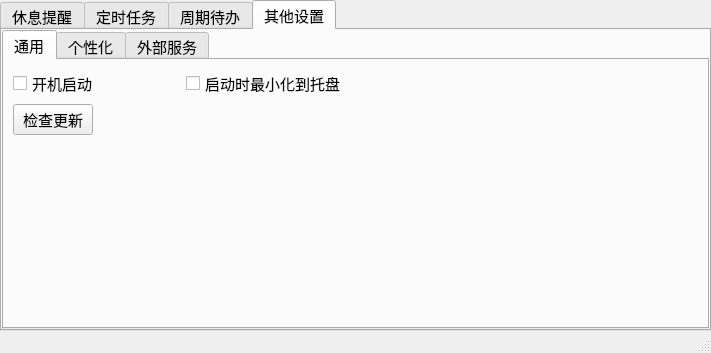
The window that main.ui (songquanpeng/personal-assistant) describes before a commit, drawn with Qt 5.
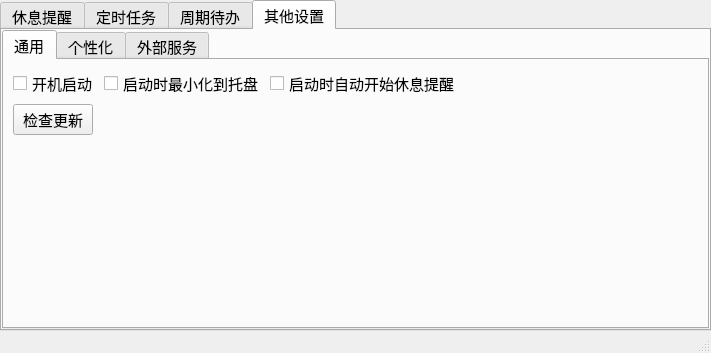
The same window after the commit. The open tabs and pages were chosen to show the change.

Commit message: Start rest reminder when app launched

```diff
--- a/main.ui
+++ b/main.ui
@@ -420,6 +420,26 @@
                 </property>
                </widget>
               </item>
+              <item>
+               <widget class="QCheckBox" name="beginStartCheckBox">
+                <property name="text">
+                 <string>启动时自动开始休息提醒</string>
+                </property>
+               </widget>
+              </item>
+              <item>
+               <spacer name="horizontalSpacer_7">
+                <property name="orientation">
+                 <enum>Qt::Horizontal</enum>
+                </property>
+                <property name="sizeHint" stdset="0">
+                 <size>
+                  <width>118</width>
+                  <height>25</height>
+                 </size>
+                </property>
+               </spacer>
+              </item>
              </layout>
             </item>
             <item row="1" column="0" colspan="2">
@@ -446,7 +466,7 @@
               </item>
              </layout>
             </item>
-            <item row="2" column="1">
+            <item row="2" column="0">
              <spacer name="verticalSpacer">
               <property name="orientation">
                <enum>Qt::Vertical</enum>
```
Left out of the diff: 2 changed lines with no effect on the pictures. The commit also changes 2 other files.
